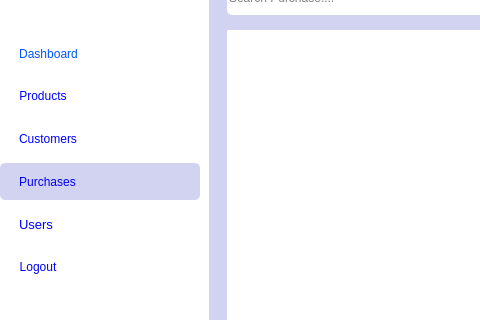
This is UIs/purchase.ui in Code-ed381/Sales-App as Qt 5 draws it before an edit; both pictures show x 0 to 480 and y 95 to 415 of the 941 by 520 pixel window. The edited form follows.
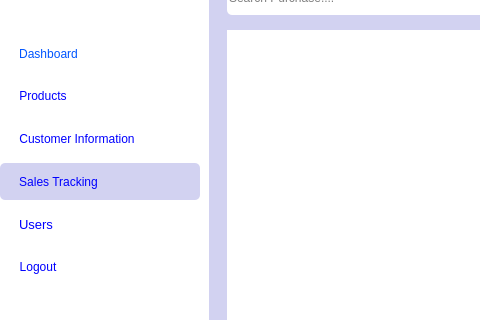
This is the edited form. Icons and pictures are not drawn.

Diff of the .ui file:
```diff
--- a/UIs/purchase.ui
+++ b/UIs/purchase.ui
@@ -317,7 +317,7 @@
 color: rgb(0, 0, 255);</string>
                   </property>
                   <property name="text">
-                   <string>Customers</string>
+                   <string>Customer Information</string>
                   </property>
                   <property name="icon">
                    <iconset>
@@ -365,7 +365,7 @@
 color: rgb(0, 0, 255);</string>
                   </property>
                   <property name="text">
-                   <string>Purchases</string>
+                   <string>Sales Tracking</string>
                   </property>
                   <property name="icon">
                    <iconset>
```
